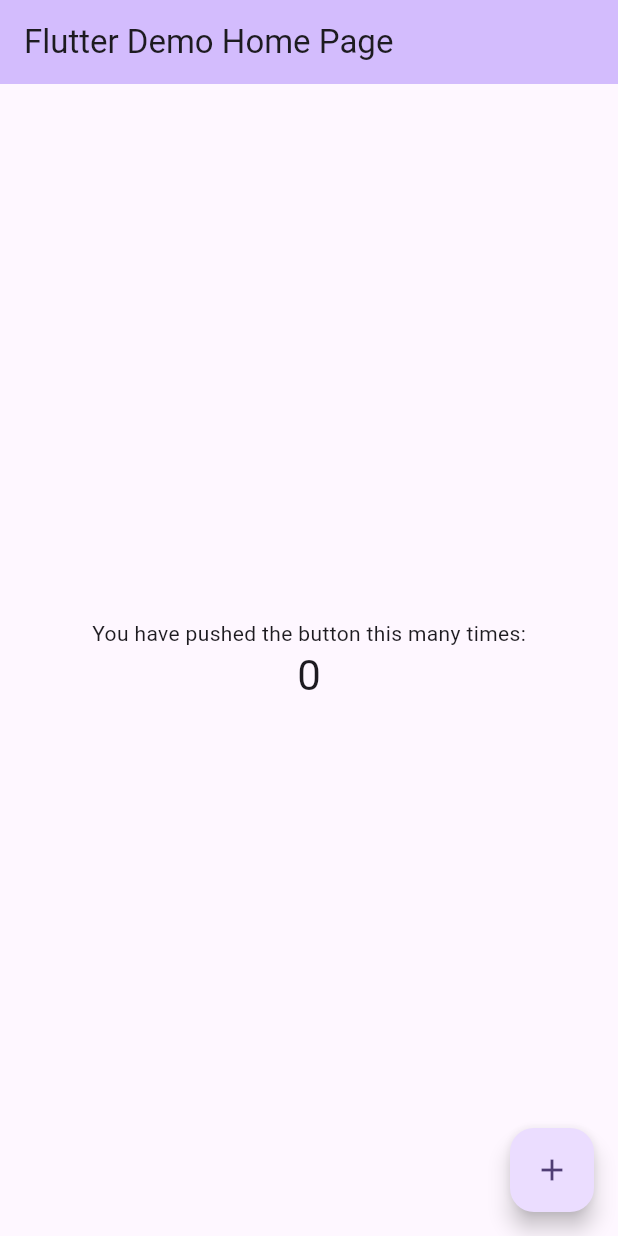
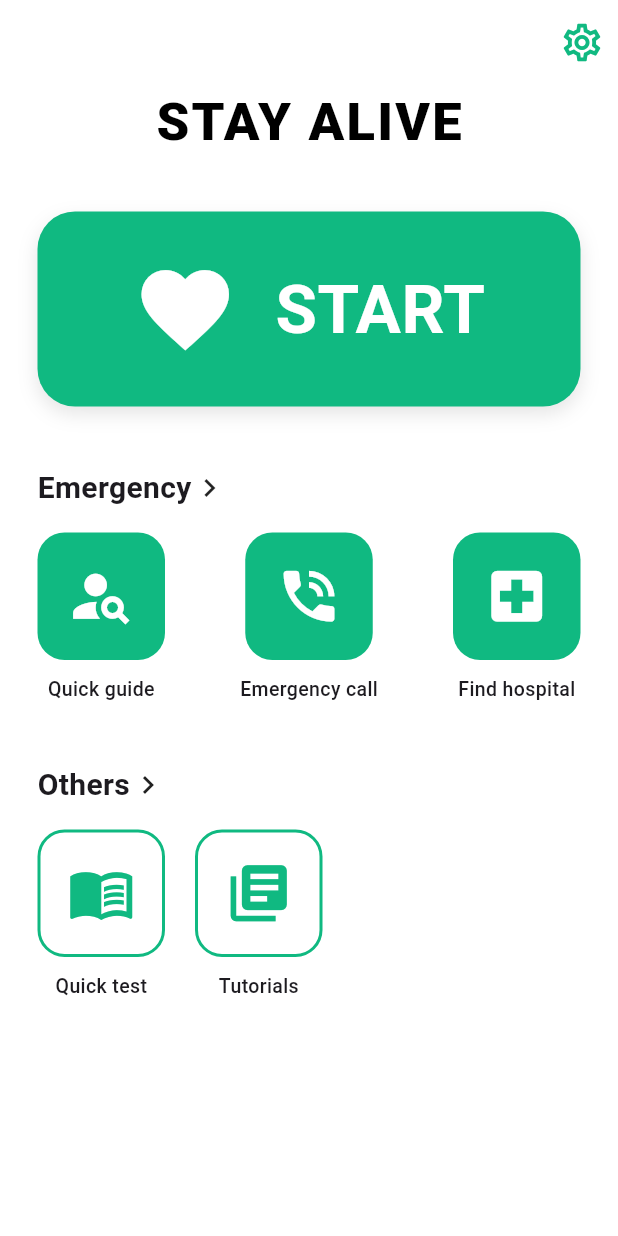
Before and after one commit to NyoronZ/204311_StayAlive, a Flutter app: the screen it shows after launch, on a phone screen of 412 x 824 dp. Run offline on Flutter 3.47's test engine with Material 3 defaults, Android fonts, the light colour scheme and no system bars.

Commit message:
added loading screen & home screen page

```diff
--- /dev/null
+++ b/lib/home_screen.dart
@@ -0,0 +1,148 @@
+import 'package:flutter/material.dart';
+
+class HomeScreen extends StatelessWidget {
+  const HomeScreen({super.key});
+
+  @override
+  Widget build(BuildContext context) {
+    return Scaffold(
+      appBar: AppBar(
+        backgroundColor: Colors.transparent,
+        elevation: 0,
+        actions: [
+          // Settings icon button
+          IconButton(
+            icon: const Icon(Icons.settings_outlined, color: Color(0xFF10B981), size: 30),
+            onPressed: () {},
+          ),
+        ],
+      ),
+      body: SingleChildScrollView(
+        padding: const EdgeInsets.symmetric(horizontal: 25),
+        child: Column(
+          crossAxisAlignment: CrossAxisAlignment.start,
+          children: [
+            // Header: STAY ALIVE
+            const Center(
+              child: Column(
+                children: [
+                  // TODO： Add application icon
+                  Text(
+                    "STAY ALIVE",
+                    style: TextStyle(
+                      fontSize: 35,
+                      fontWeight: FontWeight.w900,
+                      letterSpacing: 1.5,
+                      color: Colors.black,
+                    ),
+                  ),
+                  SizedBox(height: 5),
+                  // Icon(Icons.show_chart, color: Color(0xFF10B981), size: 40),
+                ],
+              ),
+            ),
+            const SizedBox(height: 30),
+
+            // START Button
+            Container(
+              width: double.infinity,
+              padding: const EdgeInsets.all(30),
+              decoration: BoxDecoration(
+                color: const Color(0xFF10B981),
+                borderRadius: BorderRadius.circular(25),
+                boxShadow: [
+                  BoxShadow(
+                    color: Colors.black.withOpacity(0.1),
+                    blurRadius: 10,
+                    offset: const Offset(0, 5),
+                  ),
+                ],
+              ),
+              child: const Row(
+                mainAxisAlignment: MainAxisAlignment.center,
+                children: [
+                  Icon(Icons.favorite, size: 70, color: Colors.white),
+                  SizedBox(width: 25),
+                  Text(
+                    "START",
+                    style: TextStyle(
+                      color: Colors.white,
+                      fontSize: 45,
+                      fontWeight: FontWeight.bold
+                    ),
+                  ),
+                ],
+              ),
+            ),
+            const SizedBox(height: 40),
+
+            // Section: Emergency
+            _buildSectionTitle("Emergency"),
+            const SizedBox(height: 15),
+            Row(
+              mainAxisAlignment: MainAxisAlignment.spaceBetween,
+              children: [
+                _buildMenuButton("Quick guide", Icons.person_search, true),
+                _buildMenuButton("Emergency call", Icons.phone_in_talk, true),
+                _buildMenuButton("Find hospital", Icons.local_hospital, true),
+              ],
+            ),
+            const SizedBox(height: 40),
+
+            // Section: Others
+            _buildSectionTitle("Others"),
+            const SizedBox(height: 15),
+            Row(
+              children: [
+                _buildMenuButton("Quick test", Icons.menu_book, false),
+                const SizedBox(width: 20),
+                _buildMenuButton("Tutorials", Icons.library_books, false),
+              ],
+            ),
+          ],
+        ),
+      ),
+    );
+  }
+
+  // Widget for section title with arrow icon
+  Widget _buildSectionTitle(String title) {
+    return Row(
+      children: [
+        Text(
+          title,
+          style: const TextStyle(fontSize: 20, fontWeight: FontWeight.bold),
+        ),
+        const Icon(Icons.chevron_right),
+      ],
+    );
+  }
+
+  // Widget for menu button
+  Widget _buildMenuButton(String label, IconData icon, bool isSolid) {
+    return Column(
+      children: [
+        Container(
+          width: 85,
+          height: 85,
+          decoration: BoxDecoration(
+            color: isSolid ? const Color(0xFF10B981) : Colors.transparent,
+            border: isSolid ? null : Border.all(color: const Color(0xFF10B981), width: 2),
+            borderRadius: BorderRadius.circular(18),
+          ),
+          child: Icon(
+            icon,
+            color: isSolid ? Colors.white : const Color(0xFF10B981),
+            size: 45
+          ),
+        ),
+        const SizedBox(height: 10),
+        Text(
+          label,
+          textAlign: TextAlign.center,
+          style: const TextStyle(fontSize: 13, fontWeight: FontWeight.w500),
+        ),
+      ],
+    );
+  }
+}
--- /dev/null
+++ b/lib/loading_screen.dart
@@ -0,0 +1,45 @@
+import 'package:flutter/material.dart';
+import 'dart:async';
+import 'home_screen.dart';
+
+class LoadingScreen extends StatefulWidget {
+  const LoadingScreen({super.key});
+
+  @override
+  State<LoadingScreen> createState() => _LoadingScreenState();
+}
+
+class _LoadingScreenState extends State<LoadingScreen> {
+  @override
+  void initState() {
+    super.initState();
+    // Simulate a loading delay of 3 seconds
+    Timer(const Duration(seconds: 3), () {
+      Navigator.of(context).pushReplacement(
+        MaterialPageRoute(builder: (context) => const HomeScreen()),
+      );
+    });
+  }
+
+  @override
+  Widget build(BuildContext context) {
+    return const Scaffold(
+      backgroundColor: Color(0xFF10B981),
+      body: Center(
+        child: Column(
+          mainAxisAlignment: MainAxisAlignment.center,
+          children: [
+            // heart icon
+            Icon(Icons.favorite, size: 120, color: Colors.white),
+            SizedBox(height: 60),
+            // loading spinner
+            CircularProgressIndicator(
+              valueColor: AlwaysStoppedAnimation<Color>(Colors.white70),
+              strokeWidth: 3,
+            ),
+          ],
+        ),
+      ),
+    );
+  }
+}
--- a/lib/main.dart
+++ b/lib/main.dart
@@ -1,122 +1,24 @@
 import 'package:flutter/material.dart';
+import 'loading_screen.dart';
 
 void main() {
-  runApp(const MyApp());
+  runApp(const StayAliveApp());
 }
 
-class MyApp extends StatelessWidget {
-  const MyApp({super.key});
+class StayAliveApp extends StatelessWidget {
+  const StayAliveApp({super.key});
 
-  // This widget is the root of your application.
   @override
   Widget build(BuildContext context) {
     return MaterialApp(
-      title: 'Flutter Demo',
+      debugShowCheckedModeBanner: false,
+      title: 'Stay Alive',
       theme: ThemeData(
-        // This is the theme of your application.
-        //
-        // TRY THIS: Try running your application with "flutter run". You'll see
-        // the application has a purple toolbar. Then, without quitting the app,
-        // try changing the seedColor in the colorScheme below to Colors.green
-        // and then invoke "hot reload" (save your changes or press the "hot
-        // reload" button in a Flutter-supported IDE, or press "r" if you used
-        // the command line to start the app).
-        //
-        // Notice that the counter didn't reset back to zero; the application
-        // state is not lost during the reload. To reset the state, use hot
-        // restart instead.
-        //
-        // This works for code too, not just values: Most code changes can be
-        // tested with just a hot reload.
-        colorScheme: .fromSeed(seedColor: Colors.deepPurple),
+        primarySwatch: Colors.green,
+        primaryColor: const Color(0xFF10B981),
+        scaffoldBackgroundColor: Colors.white,
       ),
-      home: const MyHomePage(title: 'Flutter Demo Home Page'),
+      home: const LoadingScreen(),
     );
   }
 }
-
-class MyHomePage extends StatefulWidget {
-  const MyHomePage({super.key, required this.title});
-
-  // This widget is the home page of your application. It is stateful, meaning
-  // that it has a State object (defined below) that contains fields that affect
-  // how it looks.
-
-  // This class is the configuration for the state. It holds the values (in this
-  // case the title) provided by the parent (in this case the App widget) and
-  // used by the build method of the State. Fields in a Widget subclass are
-  // always marked "final".
-
-  final String title;
-
-  @override
-  State<MyHomePage> createState() => _MyHomePageState();
-}
-
-class _MyHomePageState extends State<MyHomePage> {
-  int _counter = 0;
-
-  void _incrementCounter() {
-    setState(() {
-      // This call to setState tells the Flutter framework that something has
-      // changed in this State, which causes it to rerun the build method below
-      // so that the display can reflect the updated values. If we changed
-      // _counter without calling setState(), then the build method would not be
-      // called again, and so nothing would appear to happen.
-      _counter++;
-    });
-  }
-
-  @override
-  Widget build(BuildContext context) {
-    // This method is rerun every time setState is called, for instance as done
-    // by the _incrementCounter method above.
-    //
-    // The Flutter framework has been optimized to make rerunning build methods
-    // fast, so that you can just rebuild anything that needs updating rather
-    // than having to individually change instances of widgets.
-    return Scaffold(
-      appBar: AppBar(
-        // TRY THIS: Try changing the color here to a specific color (to
-        // Colors.amber, perhaps?) and trigger a hot reload to see the AppBar
-        // change color while the other colors stay the same.
-        backgroundColor: Theme.of(context).colorScheme.inversePrimary,
-        // Here we take the value from the MyHomePage object that was created by
-        // the App.build method, and use it to set our appbar title.
-        title: Text(widget.title),
-      ),
-      body: Center(
-        // Center is a layout widget. It takes a single child and positions it
-        // in the middle of the parent.
-        child: Column(
-          // Column is also a layout widget. It takes a list of children and
-          // arranges them vertically. By default, it sizes itself to fit its
-          // children horizontally, and tries to be as tall as its parent.
-          //
-          // Column has various properties to control how it sizes itself and
-          // how it positions its children. Here we use mainAxisAlignment to
-          // center the children vertically; the main axis here is the vertical
-          // axis because Columns are vertical (the cross axis would be
-          // horizontal).
-          //
-          // TRY THIS: Invoke "debug painting" (choose the "Toggle Debug Paint"
-          // action in the IDE, or press "p" in the console), to see the
-          // wireframe for each widget.
-          mainAxisAlignment: .center,
-          children: [
-            const Text('You have pushed the button this many times:'),
-            Text(
-              '$_counter',
-              style: Theme.of(context).textTheme.headlineMedium,
-            ),
-          ],
-        ),
-      ),
-      floatingActionButton: FloatingActionButton(
-        onPressed: _incrementCounter,
-        tooltip: 'Increment',
-        child: const Icon(Icons.add),
-      ),
-    );
-  }
-}
```
Also changed, not shown: pubspec.yaml (+12 -66 lines), pubspec.lock.
